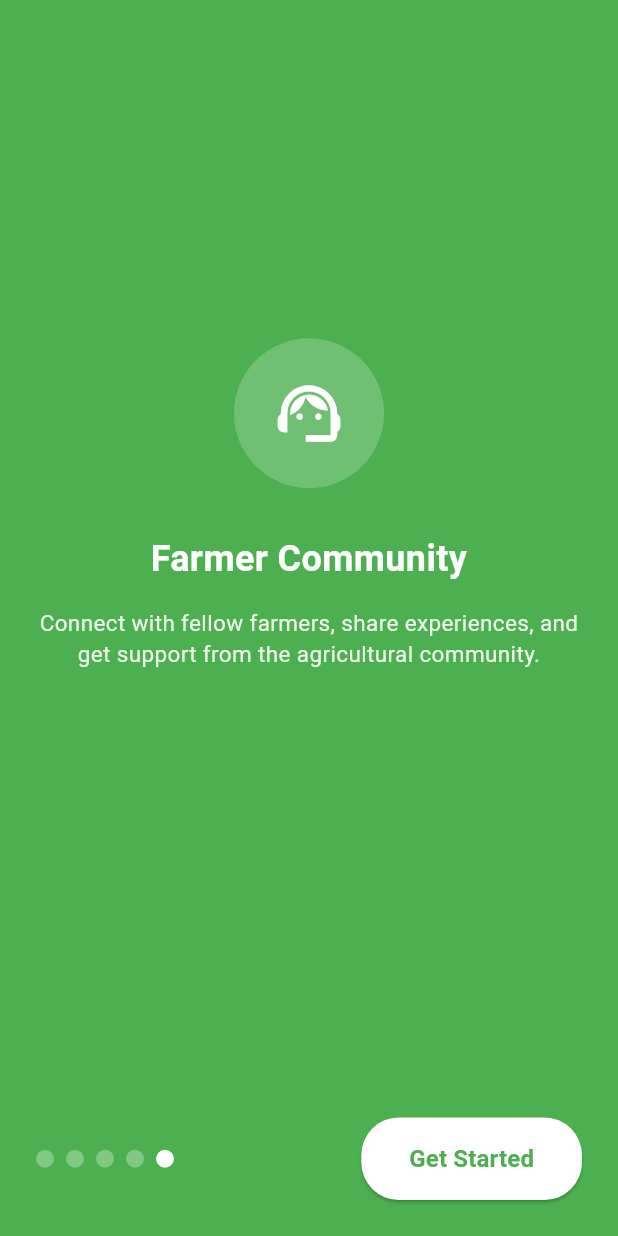
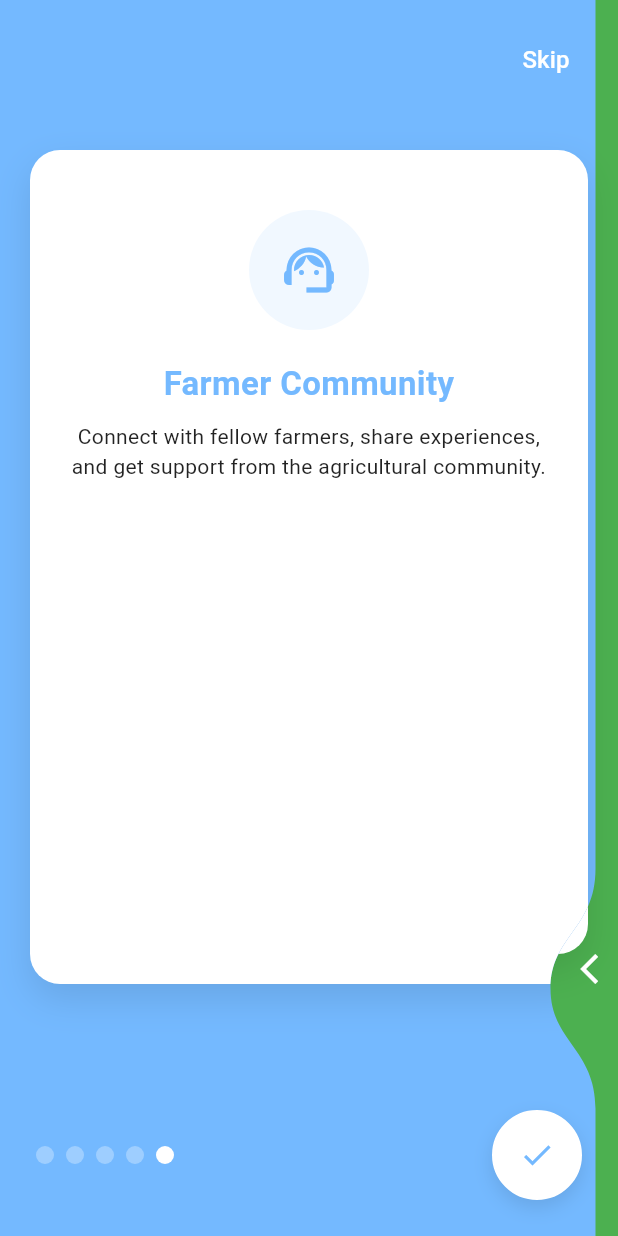
Before and after one commit to sandaru3n/FarmLink, a Flutter app: the screen it shows after launch, swiped to page 5, on a phone screen of 412 x 824 dp. Run offline on Flutter 3.47's test engine with Material 3 defaults, Android fonts, the phone set to English and light mode, and no system bars; drawn by our look-alikes of liquid_swipe; our stand-ins replace cloud_firestore, firebase_auth, firebase_core, firebase_storage, image_picker, shared_preferences; accounts and stored records are empty.

Commit message:
Added Liquid Swipe to Onboarding Screens

```diff
--- a/lib/onboarding/onboarding_screen.dart
+++ b/lib/onboarding/onboarding_screen.dart
@@ -1,5 +1,6 @@
 import 'package:flutter/material.dart';
 import 'package:provider/provider.dart';
+import 'package:liquid_swipe/liquid_swipe.dart';
 import '../providers/auth_provider.dart';
 import '../screens/auth/login_screen.dart';
 import 'onboarding_content.dart';
@@ -12,21 +13,29 @@ class OnboardingScreen extends StatefulWidget {
 }
 
 class _OnboardingScreenState extends State<OnboardingScreen> {
-  final PageController _pageController = PageController();
+  final LiquidController _liquidController = LiquidController();
   int _currentPage = 0;
   String _selectedLanguage = 'English';
 
   final List<String> languages = ['English', 'Sinhala', 'Tamil'];
 
+  // Colorful liquid colors for each page
+  final List<Color> _pageColors = [
+    const Color(0xFF4CB050), // Green for language selection
+    const Color(0xFF6C5CE7), // Purple for feature 1
+    const Color(0xFF00B894), // Teal for feature 2
+    const Color(0xFFE17055), // Orange for feature 3
+    const Color(0xFF74B9FF), // Blue for feature 4
+  ];
+
   @override
   void dispose() {
-    _pageController.dispose();
     super.dispose();
   }
 
-  void _onPageChanged(int index) {
+  void _onPageChanged(int activePageIndex) {
     setState(() {
-      _currentPage = index;
+      _currentPage = activePageIndex;
     });
   }
 
@@ -36,7 +45,15 @@ class _OnboardingScreenState extends State<OnboardingScreen> {
     });
   }
 
-  void _saveLanguageAndContinue() async {
+  void _nextPage() {
+    if (_currentPage < 4) {
+      _liquidController.animateToPage(page: _currentPage + 1);
+    } else {
+      _completeOnboarding();
+    }
+  }
+
+  void _completeOnboarding() async {
     final authProvider = Provider.of<AuthProvider>(context, listen: false);
     await authProvider.markOnboardingCompleted();
 
@@ -57,18 +74,63 @@ class _OnboardingScreenState extends State<OnboardingScreen> {
   @override
   Widget build(BuildContext context) {
     return Scaffold(
-      backgroundColor: const Color(0xFF4CB050),
-      body: SafeArea(
+      body:       LiquidSwipe(
+        pages: _buildPages(),
+        liquidController: _liquidController,
+        enableSideReveal: true,
+        onPageChangeCallback: _onPageChanged,
+        slideIconWidget: const Icon(Icons.arrow_back_ios, color: Colors.white),
+        positionSlideIcon: 0.8,
+        waveType: WaveType.liquidReveal,
+        fullTransitionValue: 300,
+        enableLoop: false,
+      ),
+    );
+  }
+
+  List<Widget> _buildPages() {
+    return [
+      _buildLanguageSelectionPage(),
+      _buildFeaturePage(
+        title: getLocalizedText('feature1_title', _selectedLanguage),
+        description: getLocalizedText('feature1_desc', _selectedLanguage),
+        icon: Icons.agriculture,
+        pageIndex: 1,
+      ),
+      _buildFeaturePage(
+        title: getLocalizedText('feature2_title', _selectedLanguage),
+        description: getLocalizedText('feature2_desc', _selectedLanguage),
+        icon: Icons.shopping_cart,
+        pageIndex: 2,
+      ),
+      _buildFeaturePage(
+        title: getLocalizedText('feature3_title', _selectedLanguage),
+        description: getLocalizedText('feature3_desc', _selectedLanguage),
+        icon: Icons.analytics,
+        pageIndex: 3,
+      ),
+      _buildFeaturePage(
+        title: getLocalizedText('feature4_title', _selectedLanguage),
+        description: getLocalizedText('feature4_desc', _selectedLanguage),
+        icon: Icons.support_agent,
+        pageIndex: 4,
+      ),
+    ];
+  }
+
+  Widget _buildLanguageSelectionPage() {
+    return Container(
+      color: _pageColors[0],
+      child: SafeArea(
         child: Column(
           children: [
             // Skip button
-            if (_currentPage < 4)
             Align(
               alignment: Alignment.topRight,
               child: Padding(
                 padding: const EdgeInsets.all(16.0),
                 child: TextButton(
-                    onPressed: _saveLanguageAndContinue,
+                  onPressed: _completeOnboarding,
                   child: Text(
                     getLocalizedText('skip', _selectedLanguage),
                     style: const TextStyle(
@@ -81,110 +143,79 @@ class _OnboardingScreenState extends State<OnboardingScreen> {
               ),
             ),
 
-            // Page content
+            // Main content with white background
             Expanded(
-              child: PageView.builder(
-                controller: _pageController,
-                onPageChanged: _onPageChanged,
-                itemCount: 5,
-                itemBuilder: (context, index) {
-                  return _buildPageContent(index);
-                },
+              child: Container(
+                margin: const EdgeInsets.fromLTRB(20, 20, 20, 80),
+                decoration: BoxDecoration(
+                  color: Colors.white,
+                  borderRadius: BorderRadius.circular(20),
+                  boxShadow: [
+                    BoxShadow(
+                      color: Colors.black.withOpacity(0.1),
+                      blurRadius: 20,
+                      offset: const Offset(0, 10),
+                    ),
+                  ],
+                ),
+                child: SingleChildScrollView(
+                  padding: const EdgeInsets.all(24.0),
+                  child: Column(
+                    mainAxisAlignment: MainAxisAlignment.center,
+                    children: [
+                      const SizedBox(height: 20),
+
+                      // Logo
+                      Container(
+                        width: 100,
+                        height: 100,
+                        decoration: BoxDecoration(
+                          color: _pageColors[0].withOpacity(0.1),
+                          shape: BoxShape.circle,
+                        ),
+                        child: Icon(
+                          Icons.agriculture,
+                          size: 50,
+                          color: _pageColors[0],
+                        ),
+                      ),
+                      const SizedBox(height: 20),
+
+                      // Title
+                      Text(
+                        getLocalizedText('welcome_title', _selectedLanguage),
+                        style: TextStyle(
+                          fontSize: 24,
+                          fontWeight: FontWeight.bold,
+                          color: _pageColors[0],
+                        ),
+                        textAlign: TextAlign.center,
+                      ),
+                      const SizedBox(height: 10),
+
+                      // Subtitle
+                      Text(
+                        getLocalizedText('select_language', _selectedLanguage),
+                        style: const TextStyle(
+                          fontSize: 15,
+                          color: Colors.black87,
+                        ),
+                        textAlign: TextAlign.center,
+                      ),
+                      const SizedBox(height: 20),
+
+                      // Language options
+                      ...languages.map((language) => _buildLanguageOption(language)),
+
+                      const SizedBox(height: 10),
+                    ],
+                  ),
+                ),
               ),
             ),
 
             // Bottom navigation
             _buildBottomNavigation(),
-          ],
-        ),
-      ),
-    );
-  }
-
-  Widget _buildPageContent(int index) {
-    switch (index) {
-      case 0:
-        return _buildLanguageSelectionPage();
-      case 1:
-        return _buildFeaturePage(
-          title: getLocalizedText('feature1_title', _selectedLanguage),
-          description: getLocalizedText('feature1_desc', _selectedLanguage),
-          icon: Icons.agriculture,
-        );
-      case 2:
-        return _buildFeaturePage(
-          title: getLocalizedText('feature2_title', _selectedLanguage),
-          description: getLocalizedText('feature2_desc', _selectedLanguage),
-          icon: Icons.shopping_cart,
-        );
-      case 3:
-        return _buildFeaturePage(
-          title: getLocalizedText('feature3_title', _selectedLanguage),
-          description: getLocalizedText('feature3_desc', _selectedLanguage),
-          icon: Icons.analytics,
-        );
-      case 4:
-        return _buildFeaturePage(
-          title: getLocalizedText('feature4_title', _selectedLanguage),
-          description: getLocalizedText('feature4_desc', _selectedLanguage),
-          icon: Icons.support_agent,
-        );
-      default:
-        return Container();
-    }
-  }
-
-  Widget _buildLanguageSelectionPage() {
-    return SingleChildScrollView(
-      padding: const EdgeInsets.all(24.0),
-      child: ConstrainedBox(
-        constraints: BoxConstraints(
-          minHeight: MediaQuery.of(context).size.height - 200, // Account for top and bottom areas
-        ),
-        child: Column(
-          mainAxisAlignment: MainAxisAlignment.center,
-          children: [
-            // Logo
-            Container(
-              width: 120,
-              height: 120,
-              decoration: BoxDecoration(
-                color: Colors.white.withOpacity(0.2),
-                shape: BoxShape.circle,
-              ),
-              child: const Icon(
-                Icons.agriculture,
-                size: 60,
-                color: Colors.white,
-              ),
-            ),
-            const SizedBox(height: 30),
-
-            // Title
-            Text(
-              getLocalizedText('welcome_title', _selectedLanguage),
-              style: const TextStyle(
-                fontSize: 28,
-                fontWeight: FontWeight.bold,
-                color: Colors.white,
-              ),
-              textAlign: TextAlign.center,
-            ),
-            const SizedBox(height: 15),
-
-            // Subtitle
-            Text(
-              getLocalizedText('select_language', _selectedLanguage),
-              style: TextStyle(
-                fontSize: 16,
-                color: Colors.white.withOpacity(0.9),
-              ),
-              textAlign: TextAlign.center,
-            ),
-            const SizedBox(height: 30),
-
-            // Language options
-            ...languages.map((language) => _buildLanguageOption(language)),
           ],
         ),
       ),
@@ -200,10 +231,10 @@ class _OnboardingScreenState extends State<OnboardingScreen> {
         child: Container(
           padding: const EdgeInsets.symmetric(horizontal: 16, vertical: 14),
           decoration: BoxDecoration(
-            color: isSelected ? Colors.white : Colors.white.withOpacity(0.1),
+            color: isSelected ? _pageColors[0].withOpacity(0.1) : Colors.grey.withOpacity(0.1),
             borderRadius: BorderRadius.circular(12),
             border: Border.all(
-              color: isSelected ? Colors.white : Colors.white.withOpacity(0.3),
+              color: isSelected ? _pageColors[0] : Colors.grey.withOpacity(0.3),
               width: 2,
             ),
           ),
@@ -211,7 +242,7 @@ class _OnboardingScreenState extends State<OnboardingScreen> {
             children: [
               Icon(
                 isSelected ? Icons.radio_button_checked : Icons.radio_button_unchecked,
-                color: isSelected ? const Color(0xFF4CB050) : Colors.white,
+                color: isSelected ? _pageColors[0] : Colors.grey,
                 size: 20,
               ),
               const SizedBox(width: 12),
@@ -221,7 +252,7 @@ class _OnboardingScreenState extends State<OnboardingScreen> {
                   style: TextStyle(
                     fontSize: 16,
                     fontWeight: FontWeight.w500,
-                    color: isSelected ? const Color(0xFF4CB050) : Colors.white,
+                    color: isSelected ? _pageColors[0] : Colors.black87,
                   ),
                 ),
               ),
@@ -236,54 +267,102 @@ class _OnboardingScreenState extends State<OnboardingScreen> {
     required String title,
     required String description,
     required IconData icon,
+    required int pageIndex,
   }) {
-    return SingleChildScrollView(
-      padding: const EdgeInsets.all(24.0),
-      child: ConstrainedBox(
-        constraints: BoxConstraints(
-          minHeight: MediaQuery.of(context).size.height - 200,
+    return Container(
+      color: _pageColors[pageIndex],
+      child: SafeArea(
+        child: Column(
+          children: [
+            // Skip button
+            Align(
+              alignment: Alignment.topRight,
+              child: Padding(
+                padding: const EdgeInsets.all(16.0),
+                child: TextButton(
+                  onPressed: _completeOnboarding,
+                  child: Text(
+                    getLocalizedText('skip', _selectedLanguage),
+                    style: const TextStyle(
+                      color: Colors.white,
+                      fontSize: 16,
+                      fontWeight: FontWeight.w500,
                     ),
+                  ),
+                ),
+              ),
+            ),
+
+            // Main content with white background
+            Expanded(
+              child: Container(
+                margin: const EdgeInsets.fromLTRB(20, 20, 20, 60),
+                decoration: BoxDecoration(
+                  color: Colors.white,
+                  borderRadius: BorderRadius.circular(20),
+                  boxShadow: [
+                    BoxShadow(
+                      color: Colors.black.withOpacity(0.1),
+                      blurRadius: 20,
+                      offset: const Offset(0, 10),
+                    ),
+                  ],
+                ),
+                child: SingleChildScrollView(
+                  padding: const EdgeInsets.all(20.0),
                   child: Column(
                     mainAxisAlignment: MainAxisAlignment.center,
                     children: [
+                      const SizedBox(height: 20),
+
                       // Feature icon
                       Container(
-              width: 100,
-              height: 100,
+                        width: 80,
+                        height: 80,
                         decoration: BoxDecoration(
-                color: Colors.white.withOpacity(0.2),
+                          color: _pageColors[pageIndex].withOpacity(0.1),
                           shape: BoxShape.circle,
                         ),
                         child: Icon(
                           icon,
-                size: 50,
-                color: Colors.white,
+                          size: 40,
+                          color: _pageColors[pageIndex],
                         ),
                       ),
-            const SizedBox(height: 30),
+                      const SizedBox(height: 20),
 
                       // Feature title
                       Text(
                         title,
-              style: const TextStyle(
-                fontSize: 24,
+                        style: TextStyle(
+                          fontSize: 22,
                           fontWeight: FontWeight.bold,
-                color: Colors.white,
+                          color: _pageColors[pageIndex],
                         ),
                         textAlign: TextAlign.center,
                       ),
-            const SizedBox(height: 15),
+                      const SizedBox(height: 10),
 
                       // Feature description
                       Text(
                         description,
-              style: TextStyle(
-                fontSize: 15,
-                color: Colors.white.withOpacity(0.9),
+                        style: const TextStyle(
+                          fontSize: 14,
+                          color: Colors.black87,
                           height: 1.4,
                         ),
                         textAlign: TextAlign.center,
                       ),
+
+                      const SizedBox(height: 10),
+                    ],
+                  ),
+                ),
+              ),
+            ),
+
+            // Bottom navigation
+            _buildBottomNavigation(),
           ],
         ),
       ),
@@ -313,37 +392,39 @@ class _OnboardingScreenState extends State<OnboardingScreen> {
             }),
           ),
 
-          // Next/Get Started button
-          ElevatedButton(
-            onPressed: () {
-              if (_currentPage < 4) {
-                _pageController.nextPage(
-                  duration: const Duration(milliseconds: 300),
-                  curve: Curves.easeInOut,
+          // Animated circular next button
+          _buildAnimatedNextButton(),
+        ],
+      ),
     );
-              } else {
-                _saveLanguageAndContinue();
   }
-            },
-            style: ElevatedButton.styleFrom(
-              backgroundColor: Colors.white,
-              foregroundColor: const Color(0xFF4CB050),
-              padding: const EdgeInsets.symmetric(horizontal: 32, vertical: 16),
-              shape: RoundedRectangleBorder(
-                borderRadius: BorderRadius.circular(25),
+
+  Widget _buildAnimatedNextButton() {
+    return GestureDetector(
+      onTap: _nextPage,
+      child: Container(
+        width: 60,
+        height: 60,
+        decoration: BoxDecoration(
+          shape: BoxShape.circle,
+          color: Colors.white,
+          border: Border.all(
+            color: Colors.white,
+            width: 3.0,
           ),
-            ),
-            child: Text(
-              _currentPage < 4
-                  ? getLocalizedText('next', _selectedLanguage)
-                  : getLocalizedText('get_started', _selectedLanguage),
-              style: const TextStyle(
-                fontSize: 16,
-                fontWeight: FontWeight.bold,
-              ),
-            ),
+          boxShadow: [
+            BoxShadow(
+              color: Colors.black.withOpacity(0.1),
+              blurRadius: 10,
+              offset: const Offset(0, 5),
             ),
           ],
+        ),
+        child: Icon(
+          _currentPage < 4 ? Icons.arrow_forward_ios : Icons.check,
+          color: _pageColors[_currentPage],
+          size: 24,
+        ),
       ),
     );
   }
--- a/pubspec.yaml
+++ b/pubspec.yaml
@@ -64,6 +64,9 @@ dependencies:
 
   # Charts for analytics
   fl_chart: ^0.69.0
+
+  # Liquid swipe for colorful onboarding
+  liquid_swipe: ^3.0.0
 
 dev_dependencies:
   flutter_test:
```
Also changed, not shown: pubspec.lock. Lines whose indentation alone changed are shown as unchanged.
